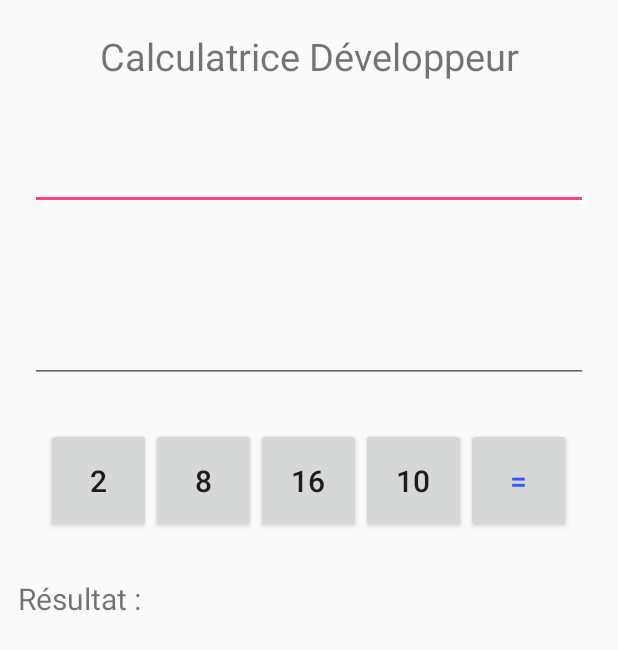
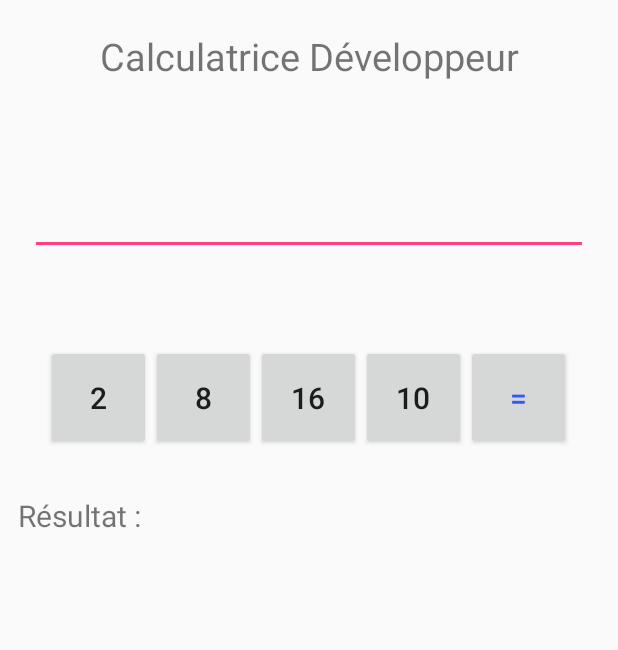
Before and after one commit to loicdelaunay/AndroidStudio_BTSSIO1_Calculator, an Android app: the layout layout_calc_dev.xml on its own in the app's theme, with its tools: preview values and no code run, on a phone screen of 412 x 824 dp. Shown: the top 650 px of the screen. Run offline under Robolectric (Android 15) with nearby library versions, the phone set to English and light mode, and no system bars.

Commit message:
End of the realisation of the layouts. Creation of the different Java classes (3 at all), and end of the first Java class programming (MainActivity)

```diff
--- a/app/src/main/AndroidManifest.xml
+++ b/app/src/main/AndroidManifest.xml
@@ -16,6 +16,8 @@
                 <category android:name="android.intent.category.LAUNCHER" />
             </intent-filter>
         </activity>
+        <activity android:name=".CalcStandard"/>
+        <activity android:name=".CalcDev"/>
     </application>
 
 </manifest>
--- a/app/src/main/res/layout/layout_calc_dev.xml
+++ b/app/src/main/res/layout/layout_calc_dev.xml
@@ -16,6 +16,10 @@
             android:textSize="25sp"/>
     </FrameLayout>
 
+    <Space
+        android:layout_width="match_parent"
+        android:layout_height="30dp" />
+
     <FrameLayout
         android:layout_width="match_parent"
         android:layout_height="wrap_content"
@@ -29,16 +33,6 @@
     <Space
         android:layout_width="match_parent"
         android:layout_height="30dp" />
-
-    <FrameLayout
-        android:layout_width="match_parent"
-        android:layout_height="wrap_content"
-        android:padding="20dp">
-        <EditText
-            android:id="@+id/editTextNb2"
-            android:layout_width="match_parent"
-            android:layout_height="wrap_content" />
-    </FrameLayout>
 
     <LinearLayout
         android:layout_width="match_parent"
```
Also changed, not shown: app/src/main/java/thlaurebtssio/calculator/CalcDev.java (added, +15 -0 lines), app/src/main/java/thlaurebtssio/calculator/CalcStandard.java (added, +13 -0 lines), app/src/main/java/thlaurebtssio/calculator/MainActivity.java (+17 -1 lines).
